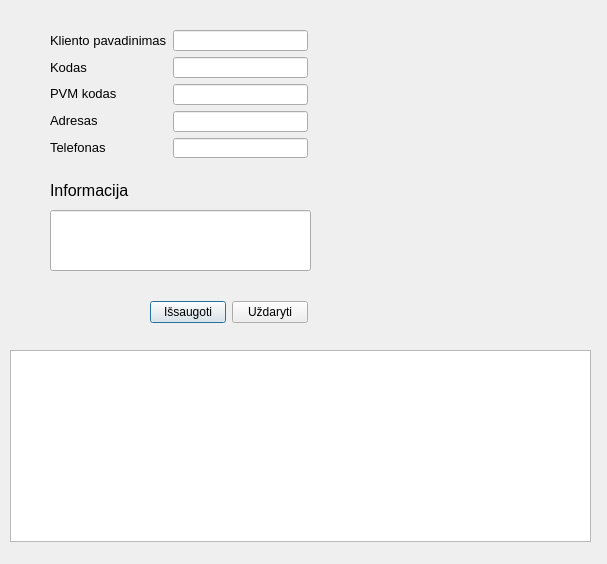
Old version of the form duombaze/naujasklientas.ui in the repository Tautvydas2019/Diplomas.
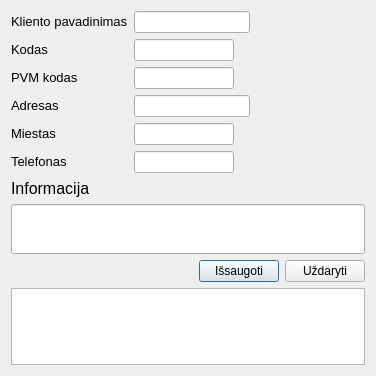
New version of the form.

Commit message: Done client insert form

```diff
--- a/duombaze/naujasklientas.ui
+++ b/duombaze/naujasklientas.ui
@@ -6,63 +6,23 @@
    <rect>
     <x>0</x>
     <y>0</y>
-    <width>607</width>
-    <height>564</height>
+    <width>376</width>
+    <height>376</height>
    </rect>
   </property>
   <property name="windowTitle">
    <string>Dialog</string>
   </property>
-  <widget class="QLabel" name="informacija">
-   <property name="geometry">
-    <rect>
-     <x>50</x>
-     <y>170</y>
-     <width>91</width>
-     <height>41</height>
-    </rect>
-   </property>
-   <property name="text">
-    <string>&lt;html&gt;&lt;head/&gt;&lt;body&gt;&lt;p&gt;&lt;span style=&quot; font-size:12pt;&quot;&gt;Informacija&lt;/span&gt;&lt;/p&gt;&lt;/body&gt;&lt;/html&gt;</string>
-   </property>
-  </widget>
-  <widget class="QLineEdit" name="linformaciha">
-   <property name="geometry">
-    <rect>
-     <x>50</x>
-     <y>210</y>
-     <width>261</width>
-     <height>61</height>
-    </rect>
-   </property>
-   <property name="toolTip">
-    <string>&lt;html&gt;&lt;head/&gt;&lt;body&gt;&lt;p align=&quot;justify&quot;&gt;&lt;br/&gt;&lt;/p&gt;&lt;/body&gt;&lt;/html&gt;</string>
-   </property>
-   <property name="autoFillBackground">
-    <bool>false</bool>
-   </property>
-   <property name="styleSheet">
-    <string notr="true">font: 12pt &quot;MS Shell Dlg 2&quot;;</string>
-   </property>
-   <property name="text">
-    <string/>
-   </property>
-   <property name="alignment">
-    <set>Qt::AlignLeading|Qt::AlignLeft|Qt::AlignTop</set>
-   </property>
-  </widget>
-  <widget class="QWidget" name="layoutWidget">
-   <property name="geometry">
-    <rect>
-     <x>50</x>
-     <y>30</y>
-     <width>258</width>
-     <height>128</height>
-    </rect>
-   </property>
+  <layout class="QGridLayout" name="gridLayout">
+   <item row="2" column="0">
+    <widget class="QTableView" name="tableView"/>
+   </item>
+   <item row="0" column="0">
+    <layout class="QVBoxLayout" name="verticalLayout_4">
+     <item>
    <layout class="QHBoxLayout" name="horizontalLayout">
     <item>
-     <layout class="QVBoxLayout" name="verticalLayout_2">
+        <layout class="QVBoxLayout" name="verticalLayout">
       <item>
        <widget class="QLabel" name="k_pavadinimas">
         <property name="text">
@@ -91,6 +51,13 @@
         </property>
        </widget>
       </item>
+         <item>
+          <widget class="QLabel" name="miestas">
+           <property name="text">
+            <string>&lt;html&gt;&lt;head/&gt;&lt;body&gt;&lt;p&gt;&lt;span style=&quot; font-size:10pt;&quot;&gt;Miestas&lt;/span&gt;&lt;/p&gt;&lt;/body&gt;&lt;/html&gt;</string>
+           </property>
+          </widget>
+         </item>
       <item>
        <widget class="QLabel" name="telefonas">
         <property name="text">
@@ -101,36 +68,196 @@
      </layout>
     </item>
     <item>
-     <layout class="QVBoxLayout" name="verticalLayout">
+        <layout class="QVBoxLayout" name="verticalLayout_2">
       <item>
-       <widget class="QLineEdit" name="lpavadinimas"/>
+          <widget class="QLineEdit" name="lpavadinimas">
+           <property name="maximumSize">
+            <size>
+             <width>300</width>
+             <height>16777215</height>
+            </size>
+           </property>
+           <property name="maxLength">
+            <number>100</number>
+           </property>
+          </widget>
       </item>
       <item>
-       <widget class="QLineEdit" name="lpvm"/>
+          <widget class="QLineEdit" name="lkodas">
+           <property name="maximumSize">
+            <size>
+             <width>100</width>
+             <height>16777215</height>
+            </size>
+           </property>
+           <property name="maxLength">
+            <number>10</number>
+           </property>
+          </widget>
       </item>
       <item>
-       <widget class="QLineEdit" name="lkodas"/>
+          <widget class="QLineEdit" name="lpvm">
+           <property name="maximumSize">
+            <size>
+             <width>100</width>
+             <height>16777215</height>
+            </size>
+           </property>
+           <property name="maxLength">
+            <number>20</number>
+           </property>
+          </widget>
       </item>
       <item>
-       <widget class="QLineEdit" name="ladresas"/>
+          <widget class="QLineEdit" name="ladresas">
+           <property name="maximumSize">
+            <size>
+             <width>300</width>
+             <height>16777215</height>
+            </size>
+           </property>
+           <property name="maxLength">
+            <number>100</number>
+           </property>
+          </widget>
       </item>
       <item>
-       <widget class="QLineEdit" name="ltelefonas"/>
-      </item>
-     </layout>
-    </item>
-   </layout>
-  </widget>
-  <widget class="QWidget" name="layoutWidget">
-   <property name="geometry">
-    <rect>
-     <x>150</x>
-     <y>300</y>
-     <width>158</width>
-     <height>25</height>
-    </rect>
-   </property>
+          <widget class="QLineEdit" name="lmiestas">
+           <property name="maximumSize">
+            <size>
+             <width>100</width>
+             <height>16777215</height>
+            </size>
+           </property>
+           <property name="maxLength">
+            <number>20</number>
+           </property>
+          </widget>
+         </item>
+         <item>
+          <widget class="QLineEdit" name="ltelefonas">
+           <property name="maximumSize">
+            <size>
+             <width>100</width>
+             <height>16777215</height>
+            </size>
+           </property>
+           <property name="maxLength">
+            <number>15</number>
+           </property>
+          </widget>
+         </item>
+        </layout>
+       </item>
+       <item>
+        <spacer name="horizontalSpacer_2">
+         <property name="orientation">
+          <enum>Qt::Horizontal</enum>
+         </property>
+         <property name="sizeHint" stdset="0">
+          <size>
+           <width>40</width>
+           <height>20</height>
+          </size>
+         </property>
+        </spacer>
+       </item>
+      </layout>
+     </item>
+     <item>
+      <layout class="QVBoxLayout" name="verticalLayout_3">
+       <item>
+        <spacer name="verticalSpacer_2">
+         <property name="orientation">
+          <enum>Qt::Vertical</enum>
+         </property>
+         <property name="sizeHint" stdset="0">
+          <size>
+           <width>20</width>
+           <height>40</height>
+          </size>
+         </property>
+        </spacer>
+       </item>
+       <item>
+        <widget class="QLabel" name="informacija">
+         <property name="text">
+          <string>&lt;html&gt;&lt;head/&gt;&lt;body&gt;&lt;p&gt;&lt;span style=&quot; font-size:12pt;&quot;&gt;Informacija&lt;/span&gt;&lt;/p&gt;&lt;/body&gt;&lt;/html&gt;</string>
+         </property>
+        </widget>
+       </item>
+       <item>
+        <widget class="QLineEdit" name="linformaciha">
+         <property name="minimumSize">
+          <size>
+           <width>250</width>
+           <height>50</height>
+          </size>
+         </property>
+         <property name="maximumSize">
+          <size>
+           <width>400</width>
+           <height>16777215</height>
+          </size>
+         </property>
+         <property name="font">
+          <font>
+           <family>MS Shell Dlg 2</family>
+           <pointsize>12</pointsize>
+           <weight>50</weight>
+           <italic>false</italic>
+           <bold>false</bold>
+          </font>
+         </property>
+         <property name="toolTip">
+          <string>&lt;html&gt;&lt;head/&gt;&lt;body&gt;&lt;p align=&quot;justify&quot;&gt;&lt;br/&gt;&lt;/p&gt;&lt;/body&gt;&lt;/html&gt;</string>
+         </property>
+         <property name="autoFillBackground">
+          <bool>false</bool>
+         </property>
+         <property name="styleSheet">
+          <string notr="true">font: 12pt &quot;MS Shell Dlg 2&quot;;</string>
+         </property>
+         <property name="maxLength">
+          <number>255</number>
+         </property>
+         <property name="alignment">
+          <set>Qt::AlignLeading|Qt::AlignLeft|Qt::AlignTop</set>
+         </property>
+        </widget>
+       </item>
+       <item>
+        <spacer name="verticalSpacer">
+         <property name="orientation">
+          <enum>Qt::Vertical</enum>
+         </property>
+         <property name="sizeHint" stdset="0">
+          <size>
+           <width>20</width>
+           <height>40</height>
+          </size>
+         </property>
+        </spacer>
+       </item>
+      </layout>
+     </item>
+    </layout>
+   </item>
+   <item row="1" column="0">
    <layout class="QHBoxLayout" name="horizontalLayout_2">
+     <item>
+      <spacer name="horizontalSpacer">
+       <property name="orientation">
+        <enum>Qt::Horizontal</enum>
+       </property>
+       <property name="sizeHint" stdset="0">
+        <size>
+         <width>40</width>
+         <height>20</height>
+        </size>
+       </property>
+      </spacer>
+     </item>
     <item>
      <widget class="QPushButton" name="pushButton">
       <property name="text">
@@ -146,17 +273,8 @@
      </widget>
     </item>
    </layout>
-  </widget>
-  <widget class="QTableView" name="tableView">
-   <property name="geometry">
-    <rect>
-     <x>10</x>
-     <y>350</y>
-     <width>581</width>
-     <height>192</height>
-    </rect>
-   </property>
-  </widget>
+   </item>
+  </layout>
  </widget>
  <resources/>
  <connections>
```
Lines whose indentation alone changed are shown as unchanged. The commit also changes 6 other files.
